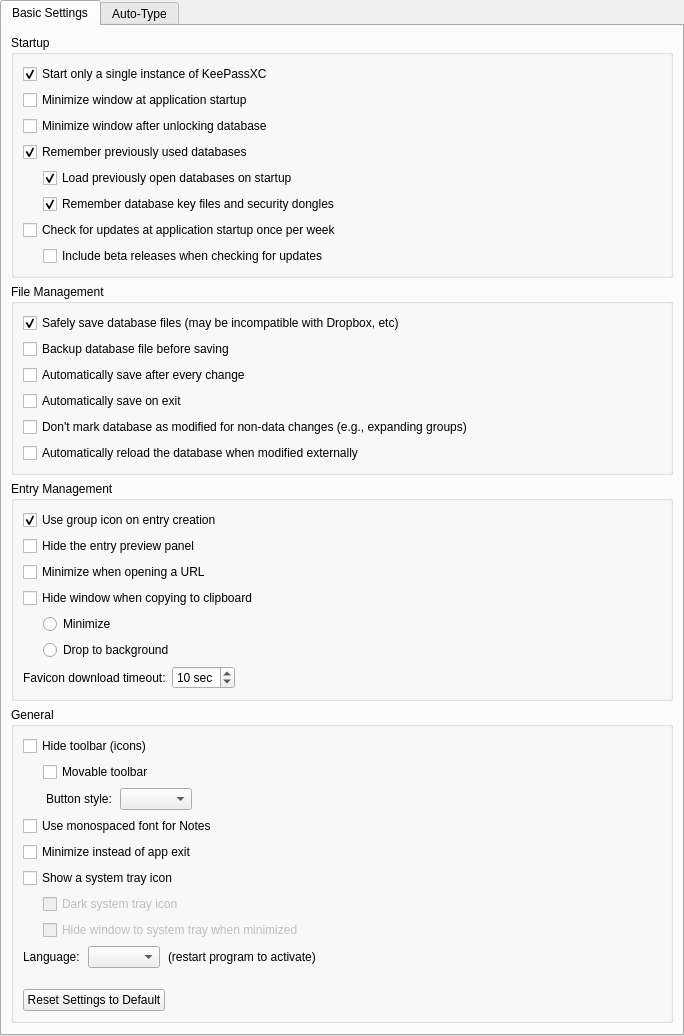
The window that src/gui/ApplicationSettingsWidgetGeneral.ui (keepassxreboot/keepassxc) describes before a commit, drawn with Qt 5.
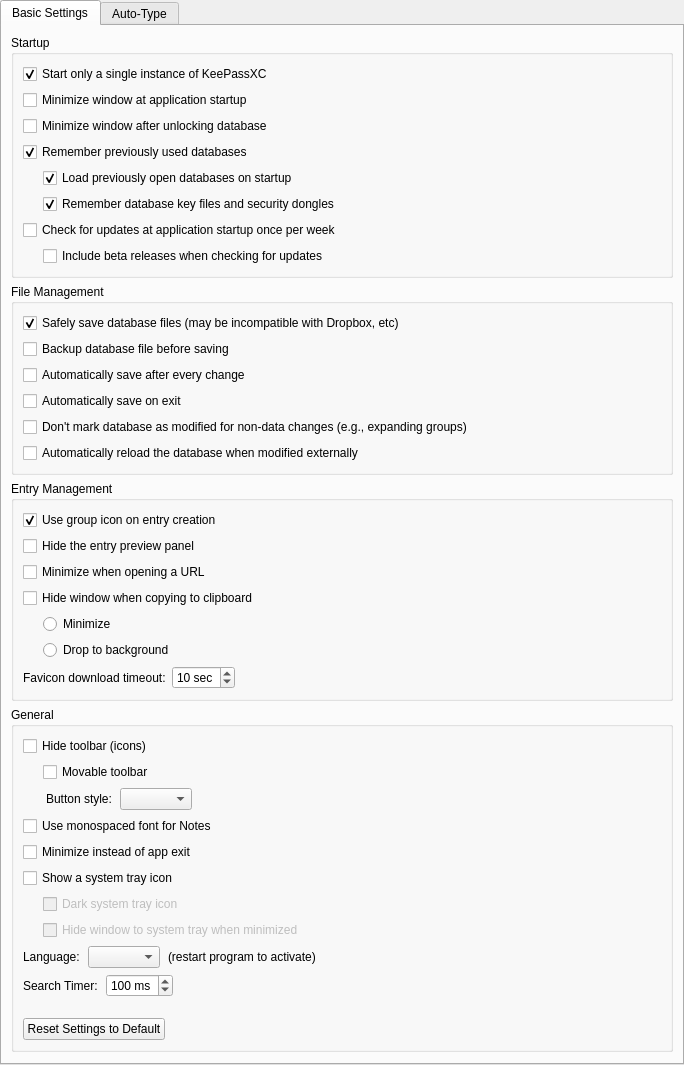
The same window after the commit. Custom widgets are drawn as their Qt base class.

Commit message: Add spinbox in preferences to configure search timer

```diff
--- a/src/gui/ApplicationSettingsWidgetGeneral.ui
+++ b/src/gui/ApplicationSettingsWidgetGeneral.ui
@@ -699,6 +699,64 @@
             </item>
            </layout>
           </item>
+          <item>
+          <layout class="QHBoxLayout" name="searchTimerLabelLayout" stretch="0,0,0,1">
+            <property name="spacing">
+             <number>8</number>
+            </property>
+            <item alignment="Qt::AlignRight">
+             <widget class="QLabel" name="searchTimerLabel">
+              <property name="sizePolicy">
+               <sizepolicy hsizetype="Preferred" vsizetype="Preferred">
+                <horstretch>0</horstretch>
+                <verstretch>0</verstretch>
+               </sizepolicy>
+              </property>
+              <property name="text">
+               <string>Search Timer:</string>
+              </property>
+             </widget>
+            </item>
+            <item>
+             <widget class="QSpinBox" name="searchTimerSpinBox">
+              <property name="sizePolicy">
+              <sizepolicy hsizetype="Preferred" vsizetype="Preferred">
+                <horstretch>0</horstretch>
+                <verstretch>0</verstretch>
+              </sizepolicy>
+              </property>
+              <property name="accessibleName">
+                <string>Search timer in milliseconds</string>
+              </property>
+              <property name="suffix">
+                <string comment="Milliseconds"> ms</string>
+              </property>
+              <property name="minimum">
+                <number>1</number>
+              </property>
+              <property name="maximum">
+                <number>999</number>
+              </property>
+              <property name="value">
+                <number>100</number>
+              </property>
+             </widget>
+            </item>
+            <item>
+             <spacer name="spacer3">
+              <property name="orientation">
+               <enum>Qt::Horizontal</enum>
+              </property>
+              <property name="sizeHint" stdset="0">
+               <size>
+                <width>40</width>
+                <height>20</height>
+               </size>
+              </property>
+             </spacer>
+            </item>
+           </layout>
+          </item>
           <item>
            <spacer name="verticalSpacer">
             <property name="orientation">
```
The commit also changes 1 other file.
